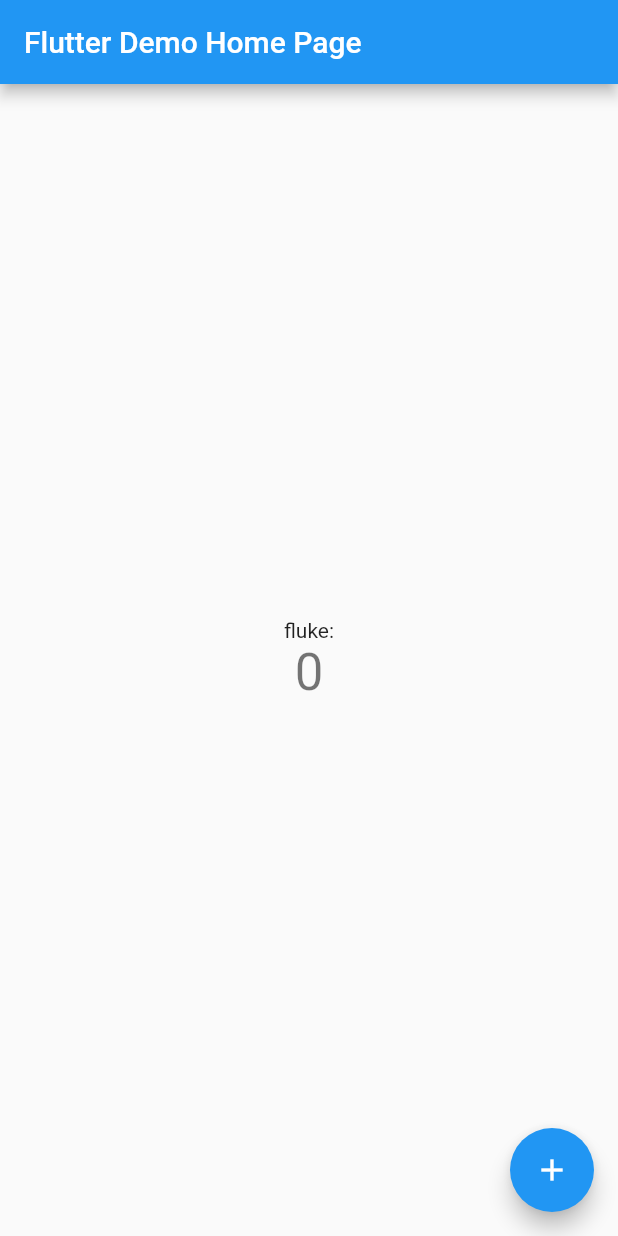
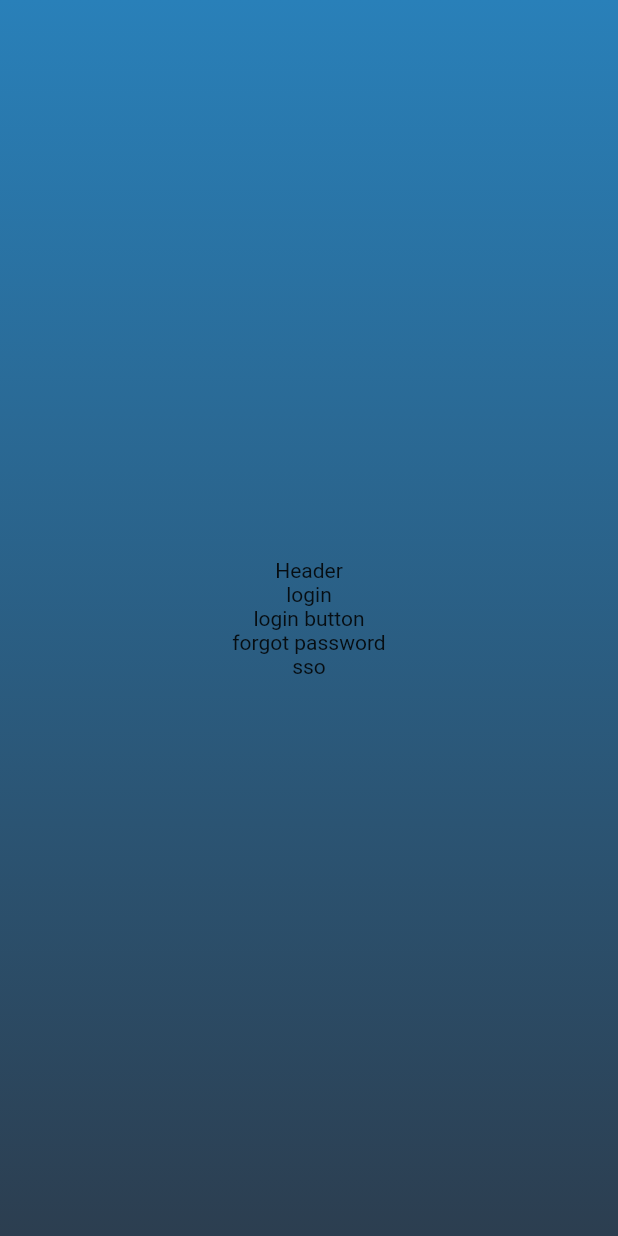
Before and after one commit to f1uke/flutter_my_stock, a Flutter app: the screen it shows after launch, on a phone screen of 412 x 824 dp. Run offline on Flutter 3.47's test engine with Material 2 defaults, Android fonts, the phone set to English and light mode, and no system bars.

Commit message:
Gradient login background

```diff
--- a/lib/src/app.dart
+++ b/lib/src/app.dart
@@ -1,6 +1,6 @@
 
 import 'package:flutter/material.dart';
-import 'package:my_stock/src/pages/home/home_page.dart';
+import 'package:my_stock/src/pages/login/login_page.dart';
 
 class App extends StatelessWidget {
   @override
@@ -10,7 +10,7 @@ class App extends StatelessWidget {
       theme: ThemeData(
         primarySwatch: Colors.blue,
       ),
-      home: HomePage(title: 'Flutter Demo Home Page'),
+      home: LoginPage(),
     );
   }
 }
--- /dev/null
+++ b/lib/src/pages/login/login_page.dart
@@ -0,0 +1,38 @@
+import 'package:flutter/material.dart';
+
+class LoginPage extends StatelessWidget {
+  @override
+  Widget build(BuildContext context) {
+    return Scaffold(
+      body: Stack(
+        fit: StackFit.expand,
+        children: [
+          Container(
+            decoration: BoxDecoration(
+              gradient: LinearGradient(
+                colors: [
+                  Color(0XFF2980b9),
+                  Color(0XFF2c3e50),
+                ],
+                begin: Alignment.topCenter,
+                end: Alignment.bottomCenter,
+                stops: [0.0, 1.0]
+              ),
+            ),
+          ),
+          Column(
+            mainAxisAlignment: MainAxisAlignment.center,
+            crossAxisAlignment: CrossAxisAlignment.center,
+            children: [
+              Text("Header"),
+              Text("login"),
+              Text("login button"),
+              Text("forgot password"),
+              Text("sso"),
+            ],
+          )
+        ],
+      ),
+    );
+  }
+}
```
